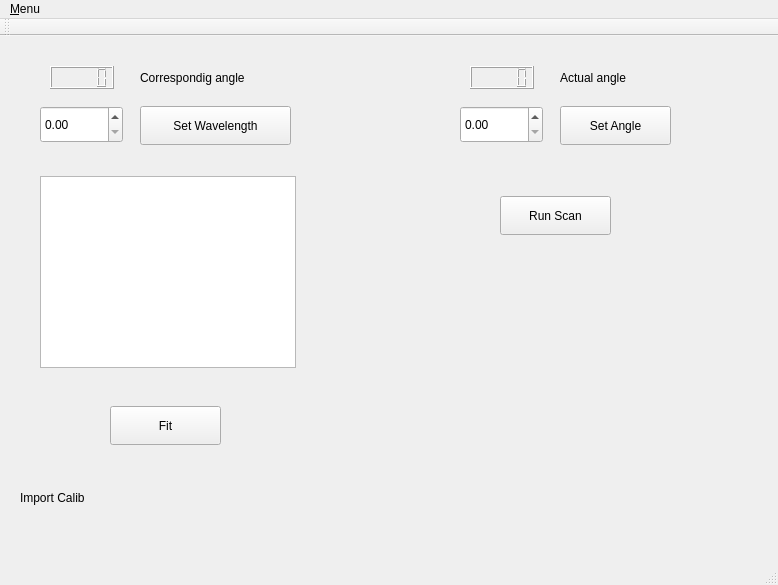
Qt form mainwindow.ui (marcoavesani/spectrometer) before a commit.
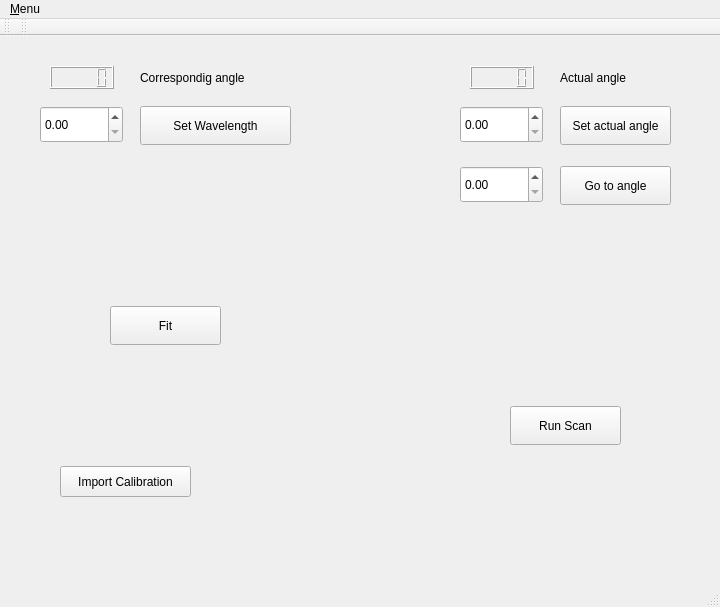
The same form after that commit.

What changed in the file:
```diff
--- a/mainwindow.ui
+++ b/mainwindow.ui
@@ -6,8 +6,8 @@
    <rect>
     <x>0</x>
     <y>0</y>
-    <width>778</width>
-    <height>585</height>
+    <width>720</width>
+    <height>607</height>
    </rect>
   </property>
   <property name="windowTitle">
@@ -24,7 +24,7 @@
      </rect>
     </property>
     <property name="text">
-     <string>Set Angle</string>
+     <string>Set actual angle</string>
     </property>
    </widget>
    <widget class="QDoubleSpinBox" name="doubleSpinBox">
@@ -60,19 +60,6 @@
      <string>Actual angle</string>
     </property>
    </widget>
-   <widget class="QLabel" name="label_2">
-    <property name="geometry">
-     <rect>
-      <x>20</x>
-      <y>450</y>
-      <width>101</width>
-      <height>23</height>
-     </rect>
-    </property>
-    <property name="text">
-     <string>Import Calib</string>
-    </property>
-   </widget>
    <widget class="QLabel" name="label_3">
     <property name="geometry">
      <rect>
@@ -119,21 +106,11 @@
      </rect>
     </property>
    </widget>
-   <widget class="QTableWidget" name="tableWidget">
-    <property name="geometry">
-     <rect>
-      <x>40</x>
-      <y>140</y>
-      <width>256</width>
-      <height>192</height>
-     </rect>
-    </property>
-   </widget>
    <widget class="QPushButton" name="pushButton_3">
     <property name="geometry">
      <rect>
       <x>110</x>
-      <y>370</y>
+      <y>270</y>
       <width>111</width>
       <height>39</height>
      </rect>
@@ -145,8 +122,8 @@
    <widget class="QPushButton" name="pushButton_4">
     <property name="geometry">
      <rect>
-      <x>500</x>
-      <y>160</y>
+      <x>510</x>
+      <y>370</y>
       <width>111</width>
       <height>39</height>
      </rect>
@@ -155,14 +132,50 @@
      <string>Run Scan</string>
     </property>
    </widget>
+   <widget class="QPushButton" name="pushButton_5">
+    <property name="geometry">
+     <rect>
+      <x>560</x>
+      <y>130</y>
+      <width>111</width>
+      <height>39</height>
+     </rect>
+    </property>
+    <property name="text">
+     <string>Go to angle</string>
+    </property>
+   </widget>
+   <widget class="QDoubleSpinBox" name="doubleSpinBox_3">
+    <property name="geometry">
+     <rect>
+      <x>460</x>
+      <y>130</y>
+      <width>83</width>
+      <height>37</height>
+     </rect>
+    </property>
+   </widget>
+   <widget class="QPushButton" name="pushButton_6">
+    <property name="geometry">
+     <rect>
+      <x>60</x>
+      <y>430</y>
+      <width>131</width>
+      <height>31</height>
+     </rect>
+    </property>
+    <property name="text">
+     <string>Import Calibration</string>
+    </property>
+   </widget>
   </widget>
   <widget class="QMenuBar" name="menuBar">
    <property name="geometry">
     <rect>
      <x>0</x>
      <y>0</y>
-     <width>778</width>
-     <height>35</height>
+     <width>720</width>
+     <height>21</height>
     </rect>
    </property>
    <widget class="QMenu" name="menuMenu">
@@ -181,6 +194,17 @@
    </attribute>
   </widget>
   <widget class="QStatusBar" name="statusBar"/>
+  <widget class="QToolBar" name="toolBar">
+   <property name="windowTitle">
+    <string>toolBar</string>
+   </property>
+   <attribute name="toolBarArea">
+    <enum>TopToolBarArea</enum>
+   </attribute>
+   <attribute name="toolBarBreak">
+    <bool>false</bool>
+   </attribute>
+  </widget>
  </widget>
  <layoutdefault spacing="6" margin="11"/>
  <resources/>
```
Left out of the diff: 19 changed lines with no effect on the pictures.
